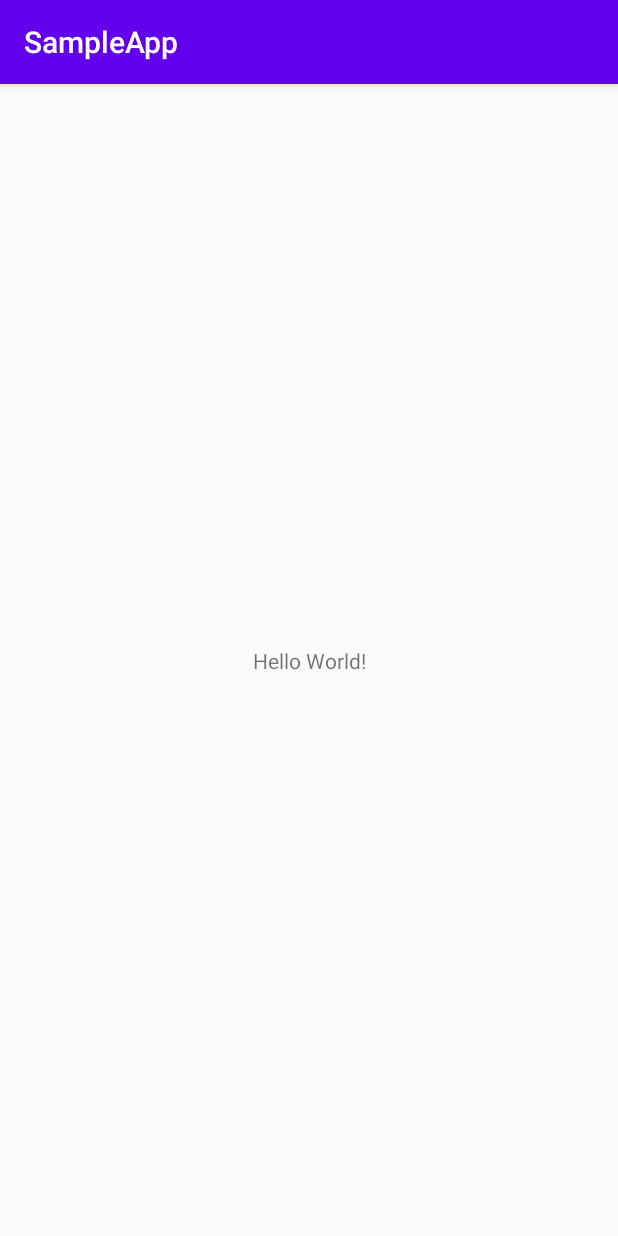
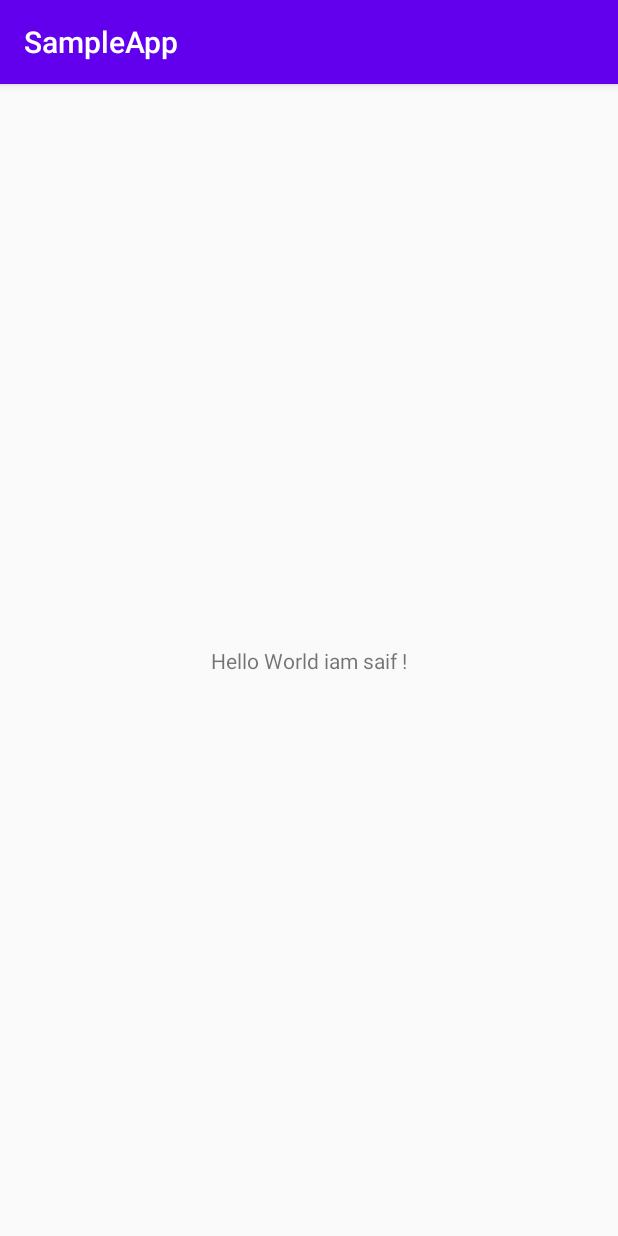
Before and after one commit to Being-Saif/Android-Tutorials, an Android app: the screen it shows after launch (MainActivity), on a phone screen of 412 x 824 dp. Run offline under Robolectric (Android 15) with nearby library versions, the phone set to English and light mode, and no system bars.

Commit message:
Hello + my name

```diff
--- a/SampleApp/app/src/main/res/layout/activity_main.xml
+++ b/SampleApp/app/src/main/res/layout/activity_main.xml
@@ -9,7 +9,7 @@
     <TextView
         android:layout_width="wrap_content"
         android:layout_height="wrap_content"
-        android:text="Hello World!"
+        android:text="Hello World iam saif !"
         app:layout_constraintBottom_toBottomOf="parent"
         app:layout_constraintLeft_toLeftOf="parent"
         app:layout_constraintRight_toRightOf="parent"
```
